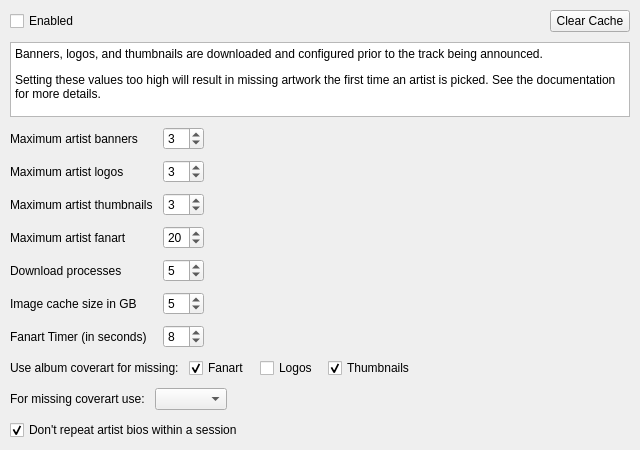
Before: the Qt Designer form nowplaying/resources/ui/artistextras.ui in whatsnowplaying/whats-now-playing, drawn with Qt 5.
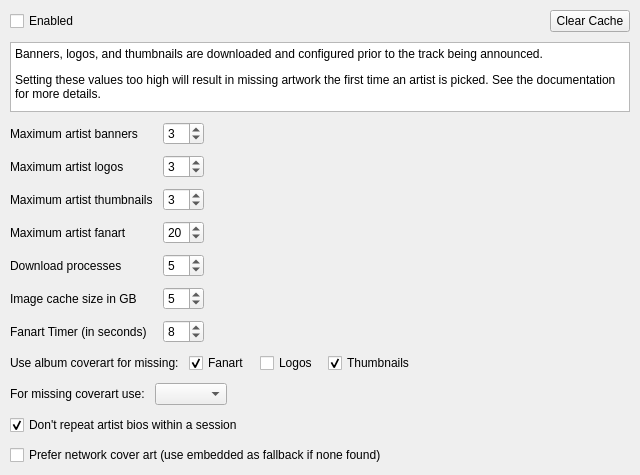
After: the same form once the commit is applied.

Commit message: fix: normalize musicbrainzalbumid to str; add ignore-embedded-art toggle (#1758)

```diff
--- a/nowplaying/resources/ui/artistextras.ui
+++ b/nowplaying/resources/ui/artistextras.ui
@@ -406,6 +406,16 @@
      </property>
     </widget>
    </item>
+   <item>
+    <widget class="QCheckBox" name="prioritizenetworkart_checkbox">
+     <property name="text">
+      <string>Prefer network cover art (use embedded as fallback if none found)</string>
+     </property>
+     <property name="checked">
+      <bool>false</bool>
+     </property>
+    </widget>
+   </item>
    <item>
     <spacer>
      <property name="orientation">
```
Left out of the diff: 6 changed lines with no effect on the pictures. The commit also changes 6 other files.
